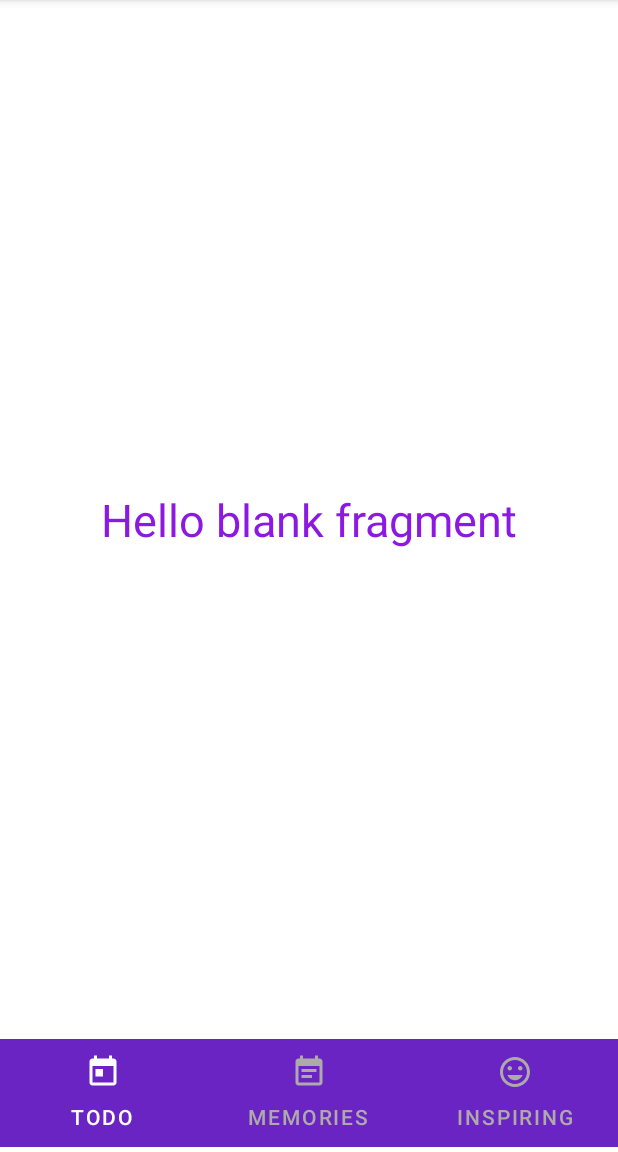
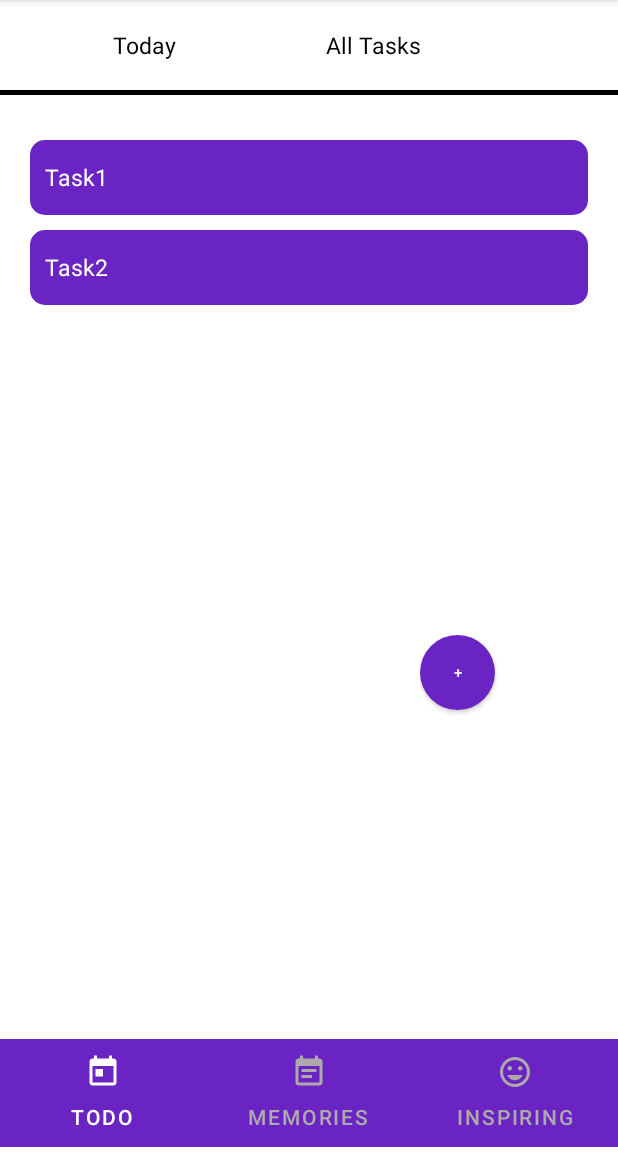
Before and after one commit to mrakhgari/FeelBetter, an Android app: the screen it shows after launch (MainActivity), on a phone screen of 412 x 824 dp, the part 84-1236 px from its top. Run offline under Robolectric (Android 15) with nearby library versions, the phone set to English and light mode, and no system bars; Roboto replaces fonts that are not available here.

Commit message:
to do page

```diff
--- /dev/null
+++ b/app/src/main/res/drawable/round_button.xml
@@ -0,0 +1,13 @@
+<?xml version="1.0" encoding="utf-8"?>
+<selector xmlns:android = "http://schemas.android.com/apk/res/android">
+    <item android:state_pressed = "false">
+        <shape android:shape = "oval">
+            <solid android:color = "@color/dark_purple"/>
+        </shape>
+    </item>
+    <item android:state_pressed = "true">
+        <shape android:shape = "oval">
+            <solid android:color = "@color/light_purple"/>
+        </shape>
+    </item>
+</selector>
--- /dev/null
+++ b/app/src/main/res/drawable/task_shape.xml
@@ -0,0 +1,8 @@
+<?xml version="1.0" encoding="utf-8"?>
+<shape xmlns:android="http://schemas.android.com/apk/res/android" android:shape="rectangle">
+    <solid android:color="@color/dark_purple"/>
+    <corners android:bottomRightRadius="10dp"
+        android:bottomLeftRadius="10dp"
+        android:topRightRadius="10dp"
+        android:topLeftRadius="10dp"/>
+</shape>
--- a/app/src/main/res/layout/fragment_todo.xml
+++ b/app/src/main/res/layout/fragment_todo.xml
@@ -6,16 +6,115 @@
     tools:context=".TodoFragment"
     >
 
-    <!-- TODO: Update blank fragment layout -->
-    <TextView
+<LinearLayout
+    android:layout_width="match_parent"
+    android:layout_height="match_parent"
+    android:orientation="vertical">
+
+<LinearLayout
         android:layout_width="match_parent"
-        android:layout_height="match_parent"
-        android:text="@string/hello_blank_fragment"
-        android:textSize="30sp"
-        android:textAlignment="center"
-        android:gravity="center"
-        android:textColor="@color/light_purple"
-        />
+        android:layout_height="60dp"
+        android:orientation="horizontal"
+        android:layout_gravity="center"
+        android:paddingHorizontal="75dp"
+        >
 
 
+        <TextView
+            android:layout_width="wrap_content"
+            android:layout_height="wrap_content"
+            android:text="Today"
+            android:textSize="15dp"
+            android:layout_gravity="center"
+            android:layout_marginRight="100dp"
+            android:textAlignment="center"
+            android:textColor="@color/black"
+            />
+
+        <TextView
+            android:layout_width="wrap_content"
+            android:layout_height="wrap_content"
+            android:text="All Tasks"
+            android:textSize="15dp"
+            android:layout_gravity="center"
+            android:textColor="@color/black"
+            />
+
+</LinearLayout>
+
+<View android:background="#000"
+      android:layout_width="match_parent"
+       android:layout_height="5px"/>
+
+<LinearLayout
+    android:layout_width="match_parent"
+    android:layout_height="330dp"
+    android:orientation="vertical"
+    android:layout_marginTop="10dp"
+    android:padding="20dp">
+
+    <LinearLayout
+        android:layout_width="match_parent"
+        android:layout_height="50dp"
+        android:background="@drawable/task_shape"
+        android:layout_marginBottom="10dp"
+        android:orientation="horizontal">
+
+        <TextView
+            android:layout_width="wrap_content"
+            android:layout_height="wrap_content"
+            android:text="Task1"
+            android:textSize="15dp"
+            android:layout_gravity="center"
+            android:layout_marginRight="100dp"
+            android:textColor="@color/white"
+            android:padding="10dp"
+            />
+
+    </LinearLayout>
+
+
+    <LinearLayout
+        android:layout_width="match_parent"
+        android:layout_height="50dp"
+        android:background="@drawable/task_shape"
+        android:orientation="horizontal">
+
+        <TextView
+            android:layout_width="wrap_content"
+            android:layout_height="wrap_content"
+            android:text="Task2"
+            android:textSize="15dp"
+            android:layout_gravity="center"
+            android:layout_marginRight="100dp"
+            android:textColor="@color/white"
+            android:padding="10dp"
+            />
+
+    </LinearLayout>
+
+</LinearLayout>
+
+<LinearLayout
+    android:layout_width="match_parent"
+    android:layout_height="match_parent"
+    android:orientation="vertical"
+    android:layout_marginTop="20dp"
+    android:layout_marginLeft="280dp"
+    >
+
+    <Button
+        android:id="@+id/text"
+        android:layout_width="50dp"
+        android:layout_height="50dp"
+        android:background="@drawable/round_button"
+        android:textAlignment="center"
+        android:textColor="@color/white"
+        android:text="+"
+        android:textSize="10sp" />
+
+</LinearLayout>
+
+</LinearLayout>
+
 </FrameLayout>
```
